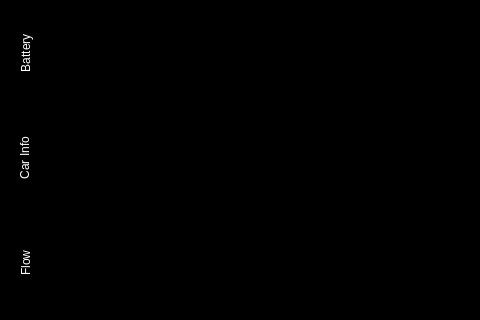
Qt form HackPsu2017/mainwindow.ui (Kbrown555/ecoCAR_display) before a commit.
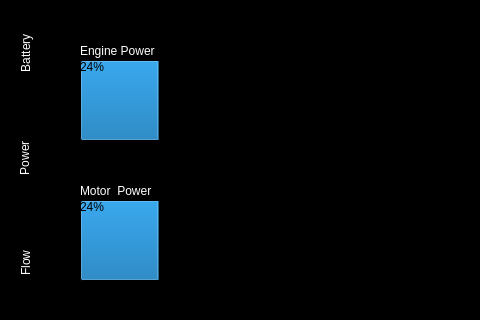
The same form after that commit. The open tabs and pages were chosen to show the change. Icons and pictures are not drawn.

```diff
--- a/HackPsu2017/mainwindow.ui
+++ b/HackPsu2017/mainwindow.ui
@@ -292,8 +292,70 @@
       <string notr="true"/>
      </property>
      <attribute name="title">
-      <string>Car Info</string>
+      <string>Power</string>
      </attribute>
+     <widget class="QProgressBar" name="EnginePow">
+      <property name="geometry">
+       <rect>
+        <x>30</x>
+        <y>60</y>
+        <width>331</width>
+        <height>81</height>
+       </rect>
+      </property>
+      <property name="value">
+       <number>24</number>
+      </property>
+     </widget>
+     <widget class="QProgressBar" name="MotPow">
+      <property name="geometry">
+       <rect>
+        <x>30</x>
+        <y>200</y>
+        <width>331</width>
+        <height>81</height>
+       </rect>
+      </property>
+      <property name="value">
+       <number>24</number>
+      </property>
+     </widget>
+     <widget class="QLabel" name="label_5">
+      <property name="geometry">
+       <rect>
+        <x>30</x>
+        <y>40</y>
+        <width>131</width>
+        <height>21</height>
+       </rect>
+      </property>
+      <property name="styleSheet">
+       <string notr="true">QLabel{
+color:white;
+}</string>
+      </property>
+      <property name="text">
+       <string>Engine Power</string>
+      </property>
+     </widget>
+     <widget class="QLabel" name="label_7">
+      <property name="geometry">
+       <rect>
+        <x>30</x>
+        <y>180</y>
+        <width>131</width>
+        <height>21</height>
+       </rect>
+      </property>
+      <property name="styleSheet">
+       <string notr="true">QLabel{
+color:white;
+}</string>
+      </property>
+      <property name="text">
+       <string>Motor  Power</string>
+      </property>
+     </widget>
     </widget>
     <widget class="QWidget" name="tab_3">
      <attribute name="title">
```
Left out of the diff: 2 changed lines with no effect on the pictures.
